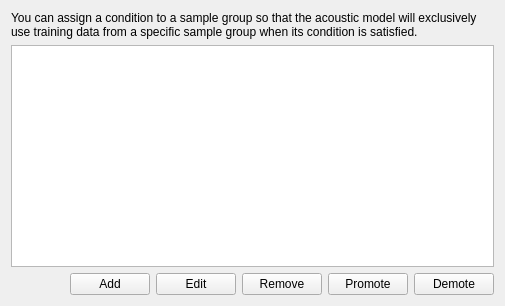
The window that simon/src/simoncontextui/samplegroupcontext.ui (KDE/simon) describes before a commit, drawn with Qt 5.
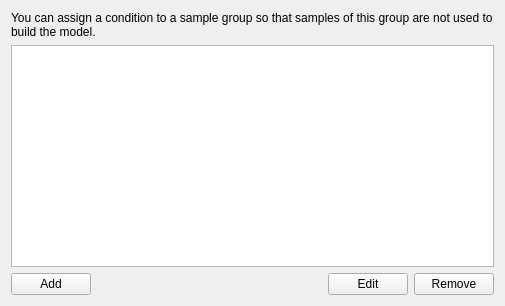
The same window after the commit.

Commit message: Working sample groups (initial configuration not correct, updates fine)

Patch:
```diff
--- a/simon/src/simoncontextui/samplegroupcontext.ui
+++ b/simon/src/simoncontextui/samplegroupcontext.ui
@@ -16,7 +16,7 @@
      <item>
       <widget class="QLabel" name="label">
        <property name="text">
-        <string>You can assign a condition to a sample group so that the acoustic model will exclusively use training data from a specific sample group when its condition is satisfied.</string>
+        <string>You can assign a condition to a sample group so that samples of this group are not used to build the model.</string>
        </property>
        <property name="wordWrap">
         <bool>true</bool>
@@ -50,6 +50,13 @@
      </item>
      <item>
       <layout class="QHBoxLayout" name="horizontalLayout">
+       <item>
+        <widget class="QPushButton" name="pbAdd">
+         <property name="text">
+          <string>Add</string>
+         </property>
+        </widget>
+       </item>
        <item>
         <spacer name="horizontalSpacer">
          <property name="orientation">
@@ -63,13 +70,6 @@
          </property>
         </spacer>
        </item>
-       <item>
-        <widget class="QPushButton" name="pbAdd">
-         <property name="text">
-          <string>Add</string>
-         </property>
-        </widget>
-       </item>
        <item>
         <widget class="QPushButton" name="pbEdit">
          <property name="text">
@@ -84,20 +84,6 @@
          </property>
         </widget>
        </item>
-       <item>
-        <widget class="QPushButton" name="pbPromote">
-         <property name="text">
-          <string>Promote</string>
-         </property>
-        </widget>
-       </item>
-       <item>
-        <widget class="QPushButton" name="pbDemote">
-         <property name="text">
-          <string>Demote</string>
-         </property>
-        </widget>
-       </item>
       </layout>
      </item>
     </layout>
```
The commit also changes 18 other files.
